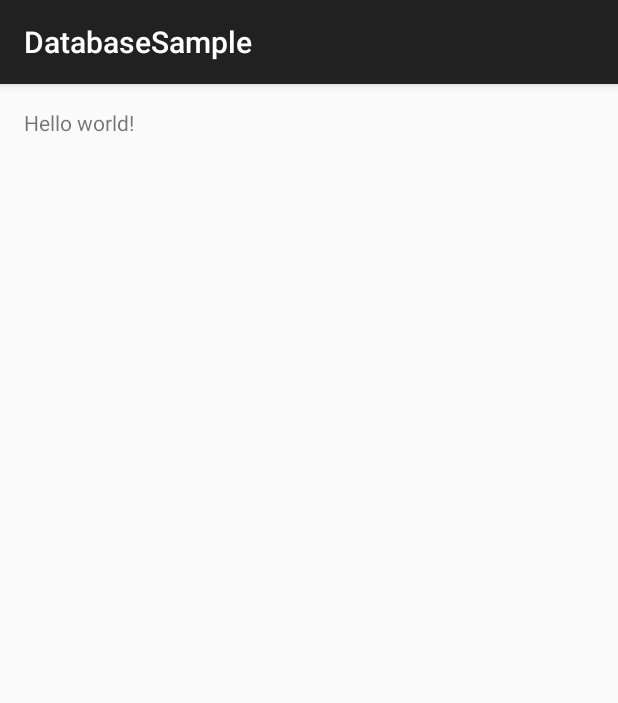
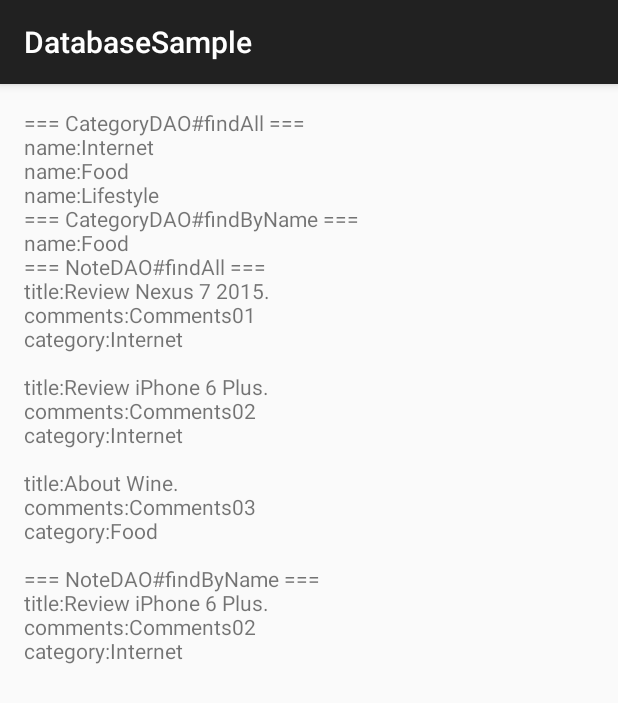
Before and after one commit to stack3/AndroidDatabaseSample, an Android app: the screen it shows after launch (MainActivity), on a phone screen of 412 x 824 dp. Shown: the top 703 px of the screen. Run offline under Robolectric (Android 15) with nearby library versions, the phone set to English and light mode, and no system bars.

```diff
--- a/app/src/main/java/net/stack3/and/dbsample/databasesample/MainActivity.java
+++ b/app/src/main/java/net/stack3/and/dbsample/databasesample/MainActivity.java
@@ -1,18 +1,149 @@
 package net.stack3.and.dbsample.databasesample;
 
+import android.database.sqlite.SQLiteDatabase;
 import android.support.v7.app.ActionBarActivity;
 import android.os.Bundle;
-import android.view.Menu;
-import android.view.MenuItem;
+import android.widget.TextView;
+
+import net.stack3.and.dbsample.databasesample.db.CategoryDAO;
+import net.stack3.and.dbsample.databasesample.db.NoteDAO;
+import net.stack3.and.dbsample.databasesample.db.Transaction;
+import net.stack3.and.dbsample.databasesample.model.Category;
+import net.stack3.and.dbsample.databasesample.model.Note;
+
+import java.util.List;
 
 
 public class MainActivity extends ActionBarActivity {
+    private static final String DATABASE_FILENAME = "application.db";
 
     @Override
     protected void onCreate(Bundle savedInstanceState) {
         super.onCreate(savedInstanceState);
         setContentView(R.layout.activity_main);
+        run();
     }
 
+    private void run() {
+        deleteAll();
+        write();
+        read();
+    }
 
+    private void deleteAll() {
+        Transaction<Boolean> tx = new Transaction<>();
+        tx.run(this, DATABASE_FILENAME, new Transaction.Runner<Boolean>() {
+            @Override
+            public Boolean run(SQLiteDatabase db) {
+                NoteDAO noteDAO = new NoteDAO(db);
+                CategoryDAO categoryDAO = new CategoryDAO(db);
+
+                noteDAO.deleteAll();
+                categoryDAO.deleteAll();
+
+                return true;
+            }
+        });
+    }
+
+    private void write() {
+        Transaction<Boolean> tx = new Transaction<>();
+        tx.run(this, DATABASE_FILENAME, new Transaction.Runner<Boolean>() {
+            @Override
+            public Boolean run(SQLiteDatabase db) {
+                CategoryDAO categoryDAO = new CategoryDAO(db);
+                NoteDAO noteDAO = new NoteDAO(db);
+
+                //
+                // Save categories.
+                //
+                Category categoryInternet = new Category();
+                categoryInternet.setName("Internet");
+                categoryDAO.save(categoryInternet);
+
+                Category categoryFood = new Category();
+                categoryFood.setName("Food");
+                categoryDAO.save(categoryFood);
+
+                Category categoryLifestyle = new Category();
+                categoryLifestyle.setName("Lifestyle");
+                categoryDAO.save(categoryLifestyle);
+                //
+                // Save notes.
+                //
+                Note note;
+
+                note = new Note();
+                note.setTitle("Review Nexus 7 2015.");
+                note.setComments("Comments01");
+                note.setCategory(categoryInternet);
+                noteDAO.save(note);
+
+                note = new Note();
+                note.setTitle("Review iPhone 6 Plus.");
+                note.setComments("Comments02");
+                note.setCategory(categoryInternet);
+                noteDAO.save(note);
+
+                note = new Note();
+                note.setTitle("About Wine.");
+                note.setComments("Comments03");
+                note.setCategory(categoryFood);
+                noteDAO.save(note);
+
+                return true;
+            }
+        });
+    }
+
+    private void read() {
+        Transaction<Boolean> tx = new Transaction<>();
+        tx.run(this, DATABASE_FILENAME, new Transaction.Runner<Boolean>() {
+            @Override
+            public Boolean run(SQLiteDatabase db) {
+                CategoryDAO categoryDAO = new CategoryDAO(db);
+                NoteDAO noteDAO = new NoteDAO(db);
+                StringBuffer log = new StringBuffer();
+                //
+                // Read categories.
+                //
+                List<Category> categoryList = categoryDAO.findAll();
+                log.append("=== CategoryDAO#findAll ===\n");
+                for (Category category : categoryList) {
+                    log.append("name:" + category.getName() + "\n");
+                }
+
+                Category category = categoryDAO.findByName("Food");
+                log.append("=== CategoryDAO#findByName ===\n");
+                log.append("name:" + category.getName() + "\n");
+                //
+                // Read notes.
+                //
+                List<Note> noteList = noteDAO.findAll();
+                log.append("=== NoteDAO#findAll ===\n");
+                for (Note note : noteList) {
+                    log.append("title:" + note.getTitle() + "\n");
+                    log.append("comments:" + note.getComments() + "\n");
+                    category = note.getCategory();
+                    if (category != null) {
+                        log.append("category:" + category.getName() + "\n");
+                    }
+                    log.append("\n");
+                }
+
+                Note note = noteDAO.findByTitle("Review iPhone 6 Plus.");
+                log.append("=== NoteDAO#findByName ===\n");
+                log.append("title:" + note.getTitle() + "\n");
+                log.append("comments:" + note.getComments() + "\n");
+                category = note.getCategory();
+                if (category != null) {
+                    log.append("category:" + category.getName() + "\n");
+                }
+
+                TextView logView = (TextView)findViewById(R.id.log_view);
+                logView.setText(log);
+                return true;
+            }
+        });
+    }
 }
--- /dev/null
+++ b/app/src/main/java/net/stack3/and/dbsample/databasesample/db/BaseDAO.java
@@ -0,0 +1,14 @@
+package net.stack3.and.dbsample.databasesample.db;
+
+import android.database.sqlite.SQLiteDatabase;
+
+/**
+ * Created by Hideaki on 15/02/08.
+ */
+public class BaseDAO {
+    protected SQLiteDatabase db;
+
+    public BaseDAO(SQLiteDatabase db) {
+        this.db = db;
+    }
+}
--- a/app/src/main/java/net/stack3/and/dbsample/databasesample/db/CategoryDAO.java
+++ b/app/src/main/java/net/stack3/and/dbsample/databasesample/db/CategoryDAO.java
@@ -1,11 +1,18 @@
 package net.stack3.and.dbsample.databasesample.db;
 
+import android.content.ContentValues;
+import android.database.Cursor;
 import android.database.sqlite.SQLiteDatabase;
+
+import net.stack3.and.dbsample.databasesample.model.Category;
+
+import java.util.ArrayList;
+import java.util.List;
 
 /**
  * Created by EIMEI on 15/02/08.
  */
-public class CategoryDAO {
+public class CategoryDAO extends BaseDAO {
     private static final String TABLE_NAME = "categories";
 
     public static void createTable(SQLiteDatabase db) {
@@ -16,4 +23,70 @@ public class CategoryDAO {
                         ");"
         );
     }
+
+    public CategoryDAO(SQLiteDatabase db) {
+        super(db);
+    }
+
+    public Category findById(long id) {
+        Cursor cursor = db.query(TABLE_NAME, null, "id = ?", new String[]{ String.valueOf(id) }, null, null, null);
+        Category category = null;
+        try {
+            if (cursor.moveToNext()) {
+                category = categoryFromCursor(cursor);
+            }
+        } finally {
+            cursor.close();
+        }
+        return category;
+    }
+
+    public Category findByName(String name) {
+        Cursor cursor = db.query(TABLE_NAME, null, "name = ?", new String[]{ name }, null, null, null);
+        Category category = null;
+        try {
+            if (cursor.moveToNext()) {
+                category = categoryFromCursor(cursor);
+            }
+        } finally {
+            cursor.close();
+        }
+        return category;
+    }
+
+    public List<Category> findAll() {
+        Cursor cursor = db.query(TABLE_NAME, null, null, null, null, null, null);
+        List<Category> categoryList = new ArrayList<Category>();
+        try {
+            while (cursor.moveToNext()) {
+                Category category = categoryFromCursor(cursor);
+                categoryList.add(category);
+            }
+        } finally {
+            cursor.close();
+        }
+        return categoryList;
+    }
+
+    private Category categoryFromCursor(Cursor cursor) {
+        Category category = new Category();
+        category.setId(cursor.getLong(cursor.getColumnIndex("id")));
+        category.setName(cursor.getString(cursor.getColumnIndex("name")));
+        return category;
+    }
+
+    public void save(Category category) {
+        ContentValues values = new ContentValues();
+        values.put("name", category.getName());
+        if (category.getId() > 0) {
+            db.update(TABLE_NAME, values, "id = ?", new String[]{String.valueOf(category.getId())});
+        } else {
+            long id = db.insert(TABLE_NAME, null, values);
+            category.setId(id);
+        }
+    }
+
+    public void deleteAll() {
+        db.delete(TABLE_NAME, null, null);
+    }
 }
--- a/app/src/main/java/net/stack3/and/dbsample/databasesample/db/NoteDAO.java
+++ b/app/src/main/java/net/stack3/and/dbsample/databasesample/db/NoteDAO.java
@@ -1,12 +1,21 @@
 package net.stack3.and.dbsample.databasesample.db;
 
+import android.content.ContentValues;
+import android.database.Cursor;
 import android.database.sqlite.SQLiteDatabase;
+
+import net.stack3.and.dbsample.databasesample.model.Note;
+
+import java.util.ArrayList;
+import java.util.List;
 
 /**
  * Created by EIMEI on 15/02/08.
  */
-public class NoteDAO {
+public class NoteDAO extends BaseDAO {
     private static final String TABLE_NAME = "notes";
+
+    private CategoryDAO categoryDAO;
 
     public static void createTable(SQLiteDatabase db) {
         db.execSQL(
@@ -18,4 +27,71 @@ public class NoteDAO {
                         ");"
         );
     }
+
+    public NoteDAO(SQLiteDatabase db) {
+        super(db);
+        categoryDAO = new CategoryDAO(db);
+    }
+
+    public Note findByTitle(String title) {
+        Cursor cursor = db.query(TABLE_NAME, null, "title = ?", new String[]{ title }, null, null, null);
+        Note note = null;
+        try {
+            if (cursor.moveToNext()) {
+                note = noteFromCursor(cursor);
+            }
+        } finally {
+            cursor.close();
+        }
+        return note;
+    }
+
+    public List<Note> findAll() {
+        CategoryDAO categoryDAO = new CategoryDAO(db);
+        Cursor cursor = db.query(TABLE_NAME, null, null, null, null, null, null);
+        List<Note> noteList = new ArrayList<Note>();
+        try {
+            while (cursor.moveToNext()) {
+                Note note = noteFromCursor(cursor);
+                noteList.add(note);
+            }
+        } finally {
+            cursor.close();
+        }
+        return noteList;
+    }
+
+    private Note noteFromCursor(Cursor cursor) {
+        Note note = new Note();
+        note.setId(cursor.getLong(cursor.getColumnIndex("id")));
+        note.setTitle(cursor.getString(cursor.getColumnIndex("title")));
+        note.setComments(cursor.getString(cursor.getColumnIndex("comments")));
+
+        long categoryId = cursor.getLong(cursor.getColumnIndex("category_id"));
+        if (categoryId > 0) {
+            note.setCategory(categoryDAO.findById(categoryId));
+        }
+        return note;
+    }
+
+    public void save(Note note) {
+        ContentValues values = new ContentValues();
+        values.put("title", note.getTitle());
+        values.put("comments", note.getComments());
+        if (note.getCategory() != null) {
+            values.put("category_id", note.getCategory().getId());
+        } else {
+            values.put("category_id", (Long)null);
+        }
+        if (note.getId() > 0) {
+            db.update(TABLE_NAME, values, "id = ?", new String[]{String.valueOf(note.getId())});
+        } else {
+            long id = db.insert(TABLE_NAME, null, values);
+            note.setId(id);
+        }
+    }
+
+    public void deleteAll() {
+        db.delete(TABLE_NAME, null, null);
+    }
 }
--- /dev/null
+++ b/app/src/main/java/net/stack3/and/dbsample/databasesample/model/Category.java
@@ -0,0 +1,25 @@
+package net.stack3.and.dbsample.databasesample.model;
+
+/**
+ * Created by EIMEI on 15/02/08.
+ */
+public class Category {
+    private long id;
+    private String name;
+
+    public long getId() {
+        return id;
+    }
+
+    public void setId(long id) {
+        this.id = id;
+    }
+
+    public String getName() {
+        return name;
+    }
+
+    public void setName(String name) {
+        this.name = name;
+    }
+}
--- /dev/null
+++ b/app/src/main/java/net/stack3/and/dbsample/databasesample/model/Note.java
@@ -0,0 +1,43 @@
+package net.stack3.and.dbsample.databasesample.model;
+
+/**
+ * Created by EIMEI on 15/02/08.
+ */
+public class Note {
+    private long id;
+    private String title;
+    private String comments;
+    private Category category;
+
+    public long getId() {
+        return id;
+    }
+
+    public void setId(long id) {
+        this.id = id;
+    }
+
+    public String getTitle() {
+        return title;
+    }
+
+    public void setTitle(String title) {
+        this.title = title;
+    }
+
+    public String getComments() {
+        return comments;
+    }
+
+    public void setComments(String comments) {
+        this.comments = comments;
+    }
+
+    public Category getCategory() {
+        return category;
+    }
+
+    public void setCategory(Category category) {
+        this.category = category;
+    }
+}
--- a/app/src/main/res/layout/activity_main.xml
+++ b/app/src/main/res/layout/activity_main.xml
@@ -1,11 +1,15 @@
-<RelativeLayout xmlns:android="http://schemas.android.com/apk/res/android"
-    xmlns:tools="http://schemas.android.com/tools" android:layout_width="match_parent"
-    android:layout_height="match_parent" android:paddingLeft="@dimen/activity_horizontal_margin"
+<LinearLayout xmlns:android="http://schemas.android.com/apk/res/android"
+    android:layout_width="match_parent"
+    android:layout_height="match_parent"
+    android:orientation="vertical"
+    android:paddingLeft="@dimen/activity_horizontal_margin"
     android:paddingRight="@dimen/activity_horizontal_margin"
     android:paddingTop="@dimen/activity_vertical_margin"
-    android:paddingBottom="@dimen/activity_vertical_margin" tools:context=".MainActivity">
+    android:paddingBottom="@dimen/activity_vertical_margin">
 
-    <TextView android:text="@string/hello_world" android:layout_width="wrap_content"
+    <TextView
+        android:id="@+id/log_view"
+        android:layout_width="match_parent"
         android:layout_height="wrap_content" />
 
-</RelativeLayout>
+</LinearLayout>
```
Also changed, not shown: 1 other file.
